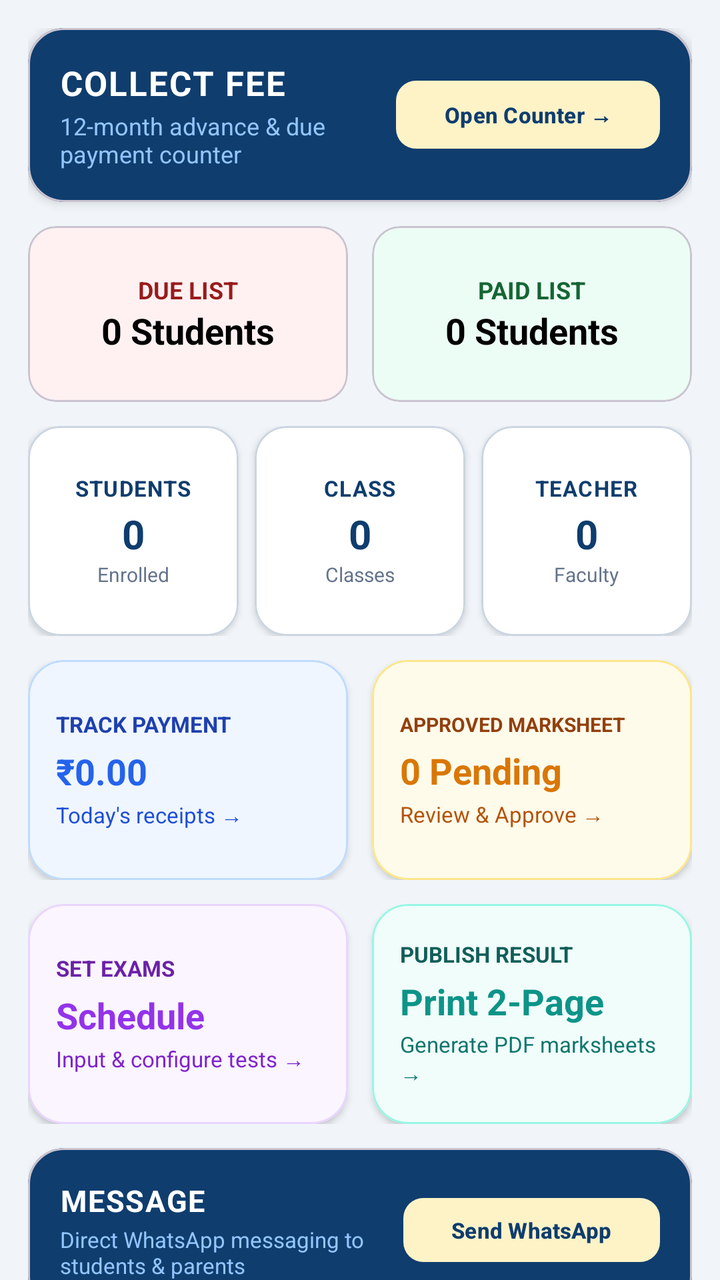
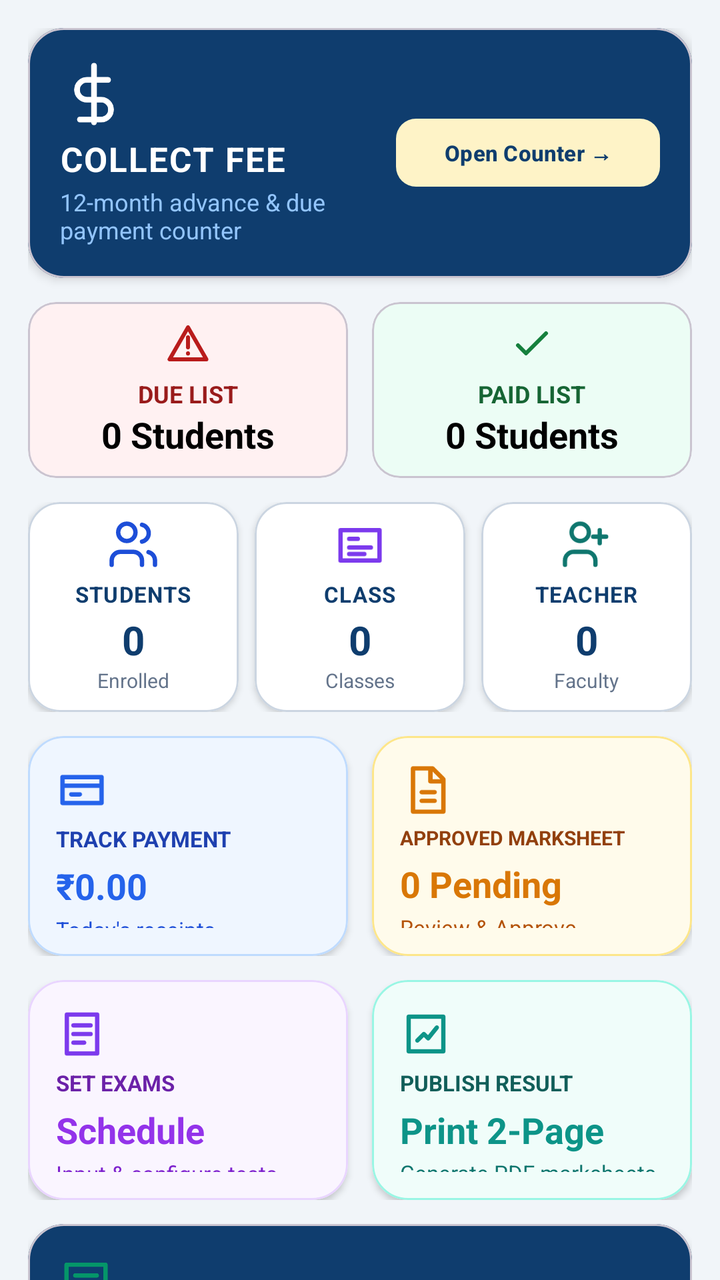

An Android layout rendered at two revisions. The XML below is the earlier revision; the diff shows what the commit changed to produce the second picture.
<!-- AndroidManifest.xml: application theme Theme.SchoolManager -->
<!-- res/layout/fragment_dashboard.xml -->
<?xml version="1.0" encoding="utf-8"?>
<androidx.core.widget.NestedScrollView
    xmlns:android="http://schemas.android.com/apk/res/android"
    xmlns:app="http://schemas.android.com/apk/res-auto"
    android:layout_width="match_parent"
    android:layout_height="match_parent"
    android:background="#F1F5F9">

    <LinearLayout
        android:layout_width="match_parent"
        android:layout_height="wrap_content"
        android:orientation="vertical"
        android:padding="14dp">

        
        <com.google.android.material.card.MaterialCardView
            android:id="@+id/cardCollectFee"
            android:layout_width="match_parent"
            android:layout_height="wrap_content"
            app:cardCornerRadius="18dp"
            app:cardElevation="3dp"
            app:cardBackgroundColor="#0F3D6E">

            <LinearLayout
                android:layout_width="match_parent"
                android:layout_height="wrap_content"
                android:gravity="center_vertical"
                android:orientation="horizontal"
                android:padding="16dp">

                <LinearLayout
                    android:layout_width="0dp"
                    android:layout_height="wrap_content"
                    android:layout_weight="1"
                    android:orientation="vertical">

                    <TextView
                        android:layout_width="wrap_content"
                        android:layout_height="wrap_content"
                        android:text="COLLECT FEE"
                        android:textColor="@android:color/white"
                        android:textSize="17sp"
                        android:letterSpacing="0.04"
                        android:textStyle="bold" />

                    <TextView
                        android:layout_width="wrap_content"
                        android:layout_height="wrap_content"
                        android:layout_marginTop="2dp"
                        android:text="12-month advance &amp; due payment counter"
                        android:textColor="#93C5FD"
                        android:textSize="12sp" />
                </LinearLayout>

                <com.google.android.material.button.MaterialButton
                    android:id="@+id/btnQuickCollect"
                    android:layout_width="wrap_content"
                    android:layout_height="42dp"
                    android:text="Open Counter →"
                    android:textColor="#0F3D6E"
                    android:textSize="11sp"
                    android:textStyle="bold"
                    app:backgroundTint="#FEF3C7"
                    app:cornerRadius="10dp" />
            </LinearLayout>
        </com.google.android.material.card.MaterialCardView>

        <LinearLayout
            android:layout_width="match_parent"
            android:layout_height="wrap_content"
            android:layout_marginTop="12dp"
            android:orientation="horizontal">
            <com.google.android.material.card.MaterialCardView
                android:id="@+id/cardDueList"
                android:layout_width="0dp" android:layout_height="88dp"
                android:layout_weight="1" android:layout_marginEnd="6dp"
                app:cardCornerRadius="14dp" app:cardBackgroundColor="#FFF1F2">
                <LinearLayout android:layout_width="match_parent" android:layout_height="match_parent" android:gravity="center" android:orientation="vertical">
                    <TextView android:layout_width="wrap_content" android:layout_height="wrap_content" android:text="DUE LIST" android:textColor="#991B1B" android:textStyle="bold" android:textSize="12sp" />
                    <TextView android:id="@+id/tvDashboardDueCount" android:layout_width="wrap_content" android:layout_height="wrap_content" android:text="0 Students" android:textColor="#000000" android:textSize="18sp" android:textStyle="bold" />
                </LinearLayout>
            </com.google.android.material.card.MaterialCardView>
            <com.google.android.material.card.MaterialCardView
                android:id="@+id/cardPaidList"
                android:layout_width="0dp" android:layout_height="88dp"
                android:layout_weight="1" android:layout_marginStart="6dp"
                app:cardCornerRadius="14dp" app:cardBackgroundColor="#ECFDF5">
                <LinearLayout android:layout_width="match_parent" android:layout_height="match_parent" android:gravity="center" android:orientation="vertical">
                    <TextView android:layout_width="wrap_content" android:layout_height="wrap_content" android:text="PAID LIST" android:textColor="#166534" android:textStyle="bold" android:textSize="12sp" />
                    <TextView android:id="@+id/tvDashboardPaidCount" android:layout_width="wrap_content" android:layout_height="wrap_content" android:text="0 Students" android:textColor="#000000" android:textSize="18sp" android:textStyle="bold" />
                </LinearLayout>
            </com.google.android.material.card.MaterialCardView>
        </LinearLayout>

        
        <LinearLayout
            android:layout_width="match_parent"
            android:layout_height="wrap_content"
            android:layout_marginTop="12dp"
            android:orientation="horizontal">

            <com.google.android.material.card.MaterialCardView
                android:id="@+id/cardStudents"
                android:layout_width="0dp"
                android:layout_height="105dp"
                android:layout_weight="1"
                android:layout_marginEnd="4dp"
                app:cardCornerRadius="16dp"
                app:cardElevation="2dp"
                app:strokeWidth="1dp"
                app:strokeColor="#CBD5E1"
                app:cardBackgroundColor="@android:color/white">

                <LinearLayout
                    android:layout_width="match_parent"
                    android:layout_height="match_parent"
                    android:gravity="center"
                    android:orientation="vertical"
                    android:padding="6dp">

                    <TextView
                        android:layout_width="wrap_content"
                        android:layout_height="wrap_content"
                        android:text="STUDENTS"
                        android:textColor="#0F3D6E"
                        android:textSize="11sp"
                        android:letterSpacing="0.04"
                        android:textStyle="bold" />

                    <TextView
                        android:id="@+id/tvStudentCount"
                        android:layout_width="wrap_content"
                        android:layout_height="wrap_content"
                        android:layout_marginTop="2dp"
                        android:text="0"
                        android:textColor="#0F3D6E"
                        android:textSize="20sp"
                        android:textStyle="bold" />

                    <TextView
                        android:layout_width="wrap_content"
                        android:layout_height="wrap_content"
                        android:text="Enrolled"
                        android:textColor="#64748B"
                        android:textSize="10sp" />
                </LinearLayout>
            </com.google.android.material.card.MaterialCardView>

            <com.google.android.material.card.MaterialCardView
                android:id="@+id/cardClasses"
                android:layout_width="0dp"
                android:layout_height="105dp"
                android:layout_weight="1"
                android:layout_marginHorizontal="4dp"
                app:cardCornerRadius="16dp"
                app:cardElevation="2dp"
                app:strokeWidth="1dp"
                app:strokeColor="#CBD5E1"
                app:cardBackgroundColor="@android:color/white">

                <LinearLayout
                    android:layout_width="match_parent"
                    android:layout_height="match_parent"
                    android:gravity="center"
                    android:orientation="vertical"
                    android:padding="6dp">

                    <TextView
                        android:layout_width="wrap_content"
                        android:layout_height="wrap_content"
                        android:text="CLASS"
                        android:textColor="#0F3D6E"
                        android:textSize="11sp"
                        android:letterSpacing="0.04"
                        android:textStyle="bold" />

                    <TextView
                        android:id="@+id/tvClassCount"
                        android:layout_width="wrap_content"
                        android:layout_height="wrap_content"
                        android:layout_marginTop="2dp"
                        android:text="0"
                        android:textColor="#0F3D6E"
                        android:textSize="20sp"
                        android:textStyle="bold" />

                    <TextView
                        android:layout_width="wrap_content"
                        android:layout_height="wrap_content"
                        android:text="Classes"
                        android:textColor="#64748B"
                        android:textSize="10sp" />
                </LinearLayout>
            </com.google.android.material.card.MaterialCardView>

            <com.google.android.material.card.MaterialCardView
                android:id="@+id/cardTeachers"
                android:layout_width="0dp"
                android:layout_height="105dp"
                android:layout_weight="1"
                android:layout_marginStart="4dp"
                app:cardCornerRadius="16dp"
                app:cardElevation="2dp"
                app:strokeWidth="1dp"
                app:strokeColor="#CBD5E1"
                app:cardBackgroundColor="@android:color/white">

                <LinearLayout
                    android:layout_width="match_parent"
                    android:layout_height="match_parent"
                    android:gravity="center"
                    android:orientation="vertical"
                    android:padding="6dp">

                    <TextView
                        android:layout_width="wrap_content"
                        android:layout_height="wrap_content"
                        android:text="TEACHER"
                        android:textColor="#0F3D6E"
                        android:textSize="11sp"
                        android:letterSpacing="0.04"
                        android:textStyle="bold" />

                    <TextView
                        android:id="@+id/tvTeacherCount"
                        android:layout_width="wrap_content"
                        android:layout_height="wrap_content"
                        android:layout_marginTop="2dp"
                        android:text="0"
                        android:textColor="#0F3D6E"
                        android:textSize="20sp"
                        android:textStyle="bold" />

                    <TextView
                        android:layout_width="wrap_content"
                        android:layout_height="wrap_content"
                        android:text="Faculty"
                        android:textColor="#64748B"
                        android:textSize="10sp" />
                </LinearLayout>
            </com.google.android.material.card.MaterialCardView>
        </LinearLayout>

        
        <LinearLayout
            android:layout_width="match_parent"
            android:layout_height="wrap_content"
            android:layout_marginTop="12dp"
            android:orientation="horizontal">

            <com.google.android.material.card.MaterialCardView
                android:id="@+id/cardTrackPayment"
                android:layout_width="0dp"
                android:layout_height="110dp"
                android:layout_weight="1"
                android:layout_marginEnd="6dp"
                app:cardCornerRadius="18dp"
                app:cardElevation="2dp"
                app:cardBackgroundColor="#EFF6FF"
                app:strokeWidth="1dp"
                app:strokeColor="#BFDBFE">

                <LinearLayout
                    android:layout_width="match_parent"
                    android:layout_height="match_parent"
                    android:gravity="center_vertical"
                    android:orientation="vertical"
                    android:padding="14dp">

                    <TextView
                        android:layout_width="wrap_content"
                        android:layout_height="wrap_content"
                        android:text="TRACK PAYMENT"
                        android:textColor="#1E40AF"
                        android:textSize="11sp"
                        android:textStyle="bold" />

                    <TextView
                        android:id="@+id/tvDailyCollection"
                        android:layout_width="wrap_content"
                        android:layout_height="wrap_content"
                        android:layout_marginTop="4dp"
                        android:text="₹0.00"
                        android:textColor="#2563EB"
                        android:textSize="18sp"
                        android:textStyle="bold" />

                    <TextView
                        android:layout_width="wrap_content"
                        android:layout_height="wrap_content"
                        android:layout_marginTop="2dp"
                        android:text="Today's receipts →"
                        android:textColor="#1D4ED8"
                        android:textSize="11sp" />
                </LinearLayout>
            </com.google.android.material.card.MaterialCardView>

            <com.google.android.material.card.MaterialCardView
                android:id="@+id/cardApprovedMarksheet"
                android:layout_width="0dp"
                android:layout_height="110dp"
                android:layout_weight="1"
                android:layout_marginStart="6dp"
                app:cardCornerRadius="18dp"
                app:cardElevation="2dp"
                app:cardBackgroundColor="#FFFBEB"
                app:strokeWidth="1dp"
                app:strokeColor="#FDE68A">

                <LinearLayout
                    android:layout_width="match_parent"
                    android:layout_height="match_parent"
                    android:gravity="center_vertical"
                    android:orientation="vertical"
                    android:padding="14dp">

                    <TextView
                        android:layout_width="wrap_content"
                        android:layout_height="wrap_content"
                        android:text="APPROVED MARKSHEET"
                        android:textColor="#92400E"
                        android:textSize="10sp"
                        android:textStyle="bold" />

                    <TextView
                        android:id="@+id/tvPendingMarksheetCount"
                        android:layout_width="wrap_content"
                        android:layout_height="wrap_content"
                        android:layout_marginTop="4dp"
                        android:text="0 Pending"
                        android:textColor="#D97706"
                        android:textSize="18sp"
                        android:textStyle="bold" />

                    <TextView
                        android:layout_width="wrap_content"
                        android:layout_height="wrap_content"
                        android:layout_marginTop="2dp"
                        android:text="Review &amp; Approve →"
                        android:textColor="#B45309"
                        android:textSize="11sp" />
                </LinearLayout>
            </com.google.android.material.card.MaterialCardView>
        </LinearLayout>

        
        <LinearLayout
            android:layout_width="match_parent"
            android:layout_height="wrap_content"
            android:layout_marginTop="12dp"
            android:orientation="horizontal">

            <com.google.android.material.card.MaterialCardView
                android:id="@+id/cardSetExams"
                android:layout_width="0dp"
                android:layout_height="110dp"
                android:layout_weight="1"
                android:layout_marginEnd="6dp"
                app:cardCornerRadius="18dp"
                app:cardElevation="2dp"
                app:cardBackgroundColor="#FAF5FF"
                app:strokeWidth="1dp"
                app:strokeColor="#E9D5FF">

                <LinearLayout
                    android:layout_width="match_parent"
                    android:layout_height="match_parent"
                    android:gravity="center_vertical"
                    android:orientation="vertical"
                    android:padding="14dp">

                    <TextView
                        android:layout_width="wrap_content"
                        android:layout_height="wrap_content"
                        android:text="SET EXAMS"
                        android:textColor="#6B21A8"
                        android:textSize="11sp"
                        android:textStyle="bold" />

                    <TextView
                        android:layout_width="wrap_content"
                        android:layout_height="wrap_content"
                        android:layout_marginTop="4dp"
                        android:text="Schedule"
                        android:textColor="#9333EA"
                        android:textSize="18sp"
                        android:textStyle="bold" />

                    <TextView
                        android:layout_width="wrap_content"
                        android:layout_height="wrap_content"
                        android:layout_marginTop="2dp"
                        android:text="Input &amp; configure tests →"
                        android:textColor="#7E22CE"
                        android:textSize="11sp" />
                </LinearLayout>
            </com.google.android.material.card.MaterialCardView>

            <com.google.android.material.card.MaterialCardView
                android:id="@+id/cardPublishResult"
                android:layout_width="0dp"
                android:layout_height="110dp"
                android:layout_weight="1"
                android:layout_marginStart="6dp"
                app:cardCornerRadius="18dp"
                app:cardElevation="2dp"
                app:cardBackgroundColor="#F0FDFA"
                app:strokeWidth="1dp"
                app:strokeColor="#99F6E4">

                <LinearLayout
                    android:layout_width="match_parent"
                    android:layout_height="match_parent"
                    android:gravity="center_vertical"
                    android:orientation="vertical"
                    android:padding="14dp">

                    <TextView
                        android:layout_width="wrap_content"
                        android:layout_height="wrap_content"
                        android:text="PUBLISH RESULT"
                        android:textColor="#115E59"
                        android:textSize="11sp"
                        android:textStyle="bold" />

                    <TextView
                        android:layout_width="wrap_content"
                        android:layout_height="wrap_content"
                        android:layout_marginTop="4dp"
                        android:text="Print 2-Page"
                        android:textColor="#0D9488"
                        android:textSize="18sp"
                        android:textStyle="bold" />

                    <TextView
                        android:layout_width="wrap_content"
                        android:layout_height="wrap_content"
                        android:layout_marginTop="2dp"
                        android:text="Generate PDF marksheets →"
                        android:textColor="#0F766E"
                        android:textSize="11sp" />
                </LinearLayout>
            </com.google.android.material.card.MaterialCardView>
        </LinearLayout>

        
        <com.google.android.material.card.MaterialCardView
            android:id="@+id/cardMessage"
            android:layout_width="match_parent"
            android:layout_height="wrap_content"
            android:layout_marginTop="12dp"
            android:layout_marginBottom="16dp"
            app:cardCornerRadius="18dp"
            app:cardElevation="3dp"
            app:cardBackgroundColor="#0F3D6E">

            <LinearLayout
                android:layout_width="match_parent"
                android:layout_height="wrap_content"
                android:gravity="center_vertical"
                android:orientation="horizontal"
                android:padding="16dp">

                <LinearLayout
                    android:layout_width="0dp"
                    android:layout_height="wrap_content"
                    android:layout_weight="1"
                    android:orientation="vertical">

                    <TextView
                        android:layout_width="wrap_content"
                        android:layout_height="wrap_content"
                        android:text="MESSAGE"
                        android:textColor="@android:color/white"
                        android:textSize="15sp"
                        android:letterSpacing="0.04"
                        android:textStyle="bold" />

                    <TextView
                        android:layout_width="wrap_content"
                        android:layout_height="wrap_content"
                        android:layout_marginTop="2dp"
                        android:text="Direct WhatsApp messaging to students &amp; parents"
                        android:textColor="#93C5FD"
                        android:textSize="11sp" />
                </LinearLayout>

                <com.google.android.material.button.MaterialButton
                    android:id="@+id/btnOpenMessage"
                    style="@style/Widget.Material3.Button.TonalButton"
                    android:layout_width="wrap_content"
                    android:layout_height="40dp"
                    android:text="Send WhatsApp"
                    android:textColor="#0F3D6E"
                    android:textSize="11sp"
                    android:textStyle="bold"
                    app:backgroundTint="#FEF3C7"
                    app:cornerRadius="10dp" />

            </LinearLayout>
        </com.google.android.material.card.MaterialCardView>

    </LinearLayout>
</androidx.core.widget.NestedScrollView>
<!-- resources referenced by this layout -->
<resources>
  <!-- unchanged entries left out for length: 1 -->
</resources>

<!-- the commit's change to res/layout/fragment_dashboard.xml (unified diff, before → after) -->
@@ -34,6 +34,7 @@
                     android:layout_weight="1"
                     android:orientation="vertical">
 
+                    <ImageView android:layout_width="34dp" android:layout_height="34dp" android:layout_marginBottom="4dp" android:src="@drawable/ic_dash_collect" android:contentDescription="" />
                     <TextView
                         android:layout_width="wrap_content"
                         android:layout_height="wrap_content"
@@ -76,6 +77,7 @@
                 android:layout_weight="1" android:layout_marginEnd="6dp"
                 app:cardCornerRadius="14dp" app:cardBackgroundColor="#FFF1F2">
                 <LinearLayout android:layout_width="match_parent" android:layout_height="match_parent" android:gravity="center" android:orientation="vertical">
+                    <ImageView android:layout_width="24dp" android:layout_height="24dp" android:layout_marginBottom="4dp" android:src="@drawable/ic_dash_due" android:contentDescription="" />
                     <TextView android:layout_width="wrap_content" android:layout_height="wrap_content" android:text="DUE LIST" android:textColor="#991B1B" android:textStyle="bold" android:textSize="12sp" />
                     <TextView android:id="@+id/tvDashboardDueCount" android:layout_width="wrap_content" android:layout_height="wrap_content" android:text="0 Students" android:textColor="#000000" android:textSize="18sp" android:textStyle="bold" />
                 </LinearLayout>
@@ -86,6 +88,7 @@
                 android:layout_weight="1" android:layout_marginStart="6dp"
                 app:cardCornerRadius="14dp" app:cardBackgroundColor="#ECFDF5">
                 <LinearLayout android:layout_width="match_parent" android:layout_height="match_parent" android:gravity="center" android:orientation="vertical">
+                    <ImageView android:layout_width="24dp" android:layout_height="24dp" android:layout_marginBottom="4dp" android:src="@drawable/ic_dash_paid" android:contentDescription="" />
                     <TextView android:layout_width="wrap_content" android:layout_height="wrap_content" android:text="PAID LIST" android:textColor="#166534" android:textStyle="bold" android:textSize="12sp" />
                     <TextView android:id="@+id/tvDashboardPaidCount" android:layout_width="wrap_content" android:layout_height="wrap_content" android:text="0 Students" android:textColor="#000000" android:textSize="18sp" android:textStyle="bold" />
                 </LinearLayout>
@@ -118,6 +121,7 @@
                     android:orientation="vertical"
                     android:padding="6dp">
 
+                    <ImageView android:layout_width="26dp" android:layout_height="26dp" android:layout_marginBottom="4dp" android:src="@drawable/ic_dash_students" android:contentDescription="" />
                     <TextView
                         android:layout_width="wrap_content"
                         android:layout_height="wrap_content"
@@ -165,6 +169,7 @@
                     android:orientation="vertical"
                     android:padding="6dp">
 
+                    <ImageView android:layout_width="26dp" android:layout_height="26dp" android:layout_marginBottom="4dp" android:src="@drawable/ic_dash_class" android:contentDescription="" />
                     <TextView
                         android:layout_width="wrap_content"
                         android:layout_height="wrap_content"
@@ -212,6 +217,7 @@
                     android:orientation="vertical"
                     android:padding="6dp">
 
+                    <ImageView android:layout_width="26dp" android:layout_height="26dp" android:layout_marginBottom="4dp" android:src="@drawable/ic_dash_teacher" android:contentDescription="" />
                     <TextView
                         android:layout_width="wrap_content"
                         android:layout_height="wrap_content"
@@ -267,6 +273,7 @@
                     android:orientation="vertical"
                     android:padding="14dp">
 
+                    <ImageView android:layout_width="26dp" android:layout_height="26dp" android:layout_marginBottom="4dp" android:src="@drawable/ic_dash_payment" android:contentDescription="" />
                     <TextView
                         android:layout_width="wrap_content"
                         android:layout_height="wrap_content"
@@ -314,6 +321,7 @@
                     android:orientation="vertical"
                     android:padding="14dp">
 
+                    <ImageView android:layout_width="26dp" android:layout_height="26dp" android:layout_marginBottom="4dp" android:src="@drawable/ic_dash_marksheet" android:contentDescription="" />
                     <TextView
                         android:layout_width="wrap_content"
                         android:layout_height="wrap_content"
@@ -369,6 +377,7 @@
                     android:orientation="vertical"
                     android:padding="14dp">
 
+                    <ImageView android:layout_width="26dp" android:layout_height="26dp" android:layout_marginBottom="4dp" android:src="@drawable/ic_dash_exam" android:contentDescription="" />
                     <TextView
                         android:layout_width="wrap_content"
                         android:layout_height="wrap_content"
@@ -415,6 +424,7 @@
                     android:orientation="vertical"
                     android:padding="14dp">
 
+                    <ImageView android:layout_width="26dp" android:layout_height="26dp" android:layout_marginBottom="4dp" android:src="@drawable/ic_dash_result" android:contentDescription="" />
                     <TextView
                         android:layout_width="wrap_content"
                         android:layout_height="wrap_content"
@@ -467,6 +477,7 @@
                     android:layout_weight="1"
                     android:orientation="vertical">
 
+                    <ImageView android:layout_width="26dp" android:layout_height="26dp" android:layout_marginBottom="4dp" android:src="@drawable/ic_dash_message" android:contentDescription="" />
                     <TextView
                         android:layout_width="wrap_content"
                         android:layout_height="wrap_content"
<!-- resource entries referenced after the edit -->
@@ -1,5 +1,27 @@
 <!-- resources referenced by this layout -->
 <resources>
+  <!-- drawable ic_dash_class (drawable) -->
+  <vector xmlns:android="http://schemas.android.com/apk/res/android" android:width="24dp" android:height="24dp" android:viewportWidth="24" android:viewportHeight="24"><path android:fillColor="@android:color/transparent" android:strokeColor="#7C3AED" android:strokeWidth="2" android:strokeLineCap="round" android:strokeLineJoin="round" android:pathData="M3 5h18v14H3zM7 9h4m-4 4h10m-10 3h7"/></vector>
+  <!-- drawable ic_dash_collect (drawable) -->
+  <vector xmlns:android="http://schemas.android.com/apk/res/android" android:width="24dp" android:height="24dp" android:viewportWidth="24" android:viewportHeight="24"><path android:fillColor="@android:color/transparent" android:strokeColor="#FFFFFF" android:strokeWidth="2" android:strokeLineCap="round" android:strokeLineJoin="round" android:pathData="M12 2v20m5-15H9.5a3.5 3.5 0 0 0 0 7h5a3.5 3.5 0 0 1 0 7H7"/></vector>
+  <!-- drawable ic_dash_due (drawable) -->
+  <vector xmlns:android="http://schemas.android.com/apk/res/android" android:width="24dp" android:height="24dp" android:viewportWidth="24" android:viewportHeight="24"><path android:fillColor="@android:color/transparent" android:strokeColor="#B91C1C" android:strokeWidth="2" android:strokeLineCap="round" android:strokeLineJoin="round" android:pathData="M12 3 2.8 19h18.4L12 3zm0 5v5m0 3v.1"/></vector>
+  <!-- drawable ic_dash_exam (drawable) -->
+  <vector xmlns:android="http://schemas.android.com/apk/res/android" android:width="24dp" android:height="24dp" android:viewportWidth="24" android:viewportHeight="24"><path android:fillColor="@android:color/transparent" android:strokeColor="#7C3AED" android:strokeWidth="2" android:strokeLineCap="round" android:strokeLineJoin="round" android:pathData="M5 3h14v18H5zM8 8h8m-8 4h8m-8 4h5"/></vector>
+  <!-- drawable ic_dash_marksheet (drawable) -->
+  <vector xmlns:android="http://schemas.android.com/apk/res/android" android:width="24dp" android:height="24dp" android:viewportWidth="24" android:viewportHeight="24"><path android:fillColor="@android:color/transparent" android:strokeColor="#D97706" android:strokeWidth="2" android:strokeLineCap="round" android:strokeLineJoin="round" android:pathData="M6 2h9l5 5v15H6zM14 2v6h6m-10 5h6m-6 4h6"/></vector>
+  <!-- drawable ic_dash_message (drawable) -->
+  <vector xmlns:android="http://schemas.android.com/apk/res/android" android:width="24dp" android:height="24dp" android:viewportWidth="24" android:viewportHeight="24"><path android:fillColor="@android:color/transparent" android:strokeColor="#059669" android:strokeWidth="2" android:strokeLineCap="round" android:strokeLineJoin="round" android:pathData="M3 4h18v14H8l-5 4zM7 9h10m-10 4h7"/></vector>
+  <!-- drawable ic_dash_paid (drawable) -->
+  <vector xmlns:android="http://schemas.android.com/apk/res/android" android:width="24dp" android:height="24dp" android:viewportWidth="24" android:viewportHeight="24"><path android:fillColor="@android:color/transparent" android:strokeColor="#15803D" android:strokeWidth="2" android:strokeLineCap="round" android:strokeLineJoin="round" android:pathData="M5 12l4 4L19 6"/></vector>
+  <!-- drawable ic_dash_payment (drawable) -->
+  <vector xmlns:android="http://schemas.android.com/apk/res/android" android:width="24dp" android:height="24dp" android:viewportWidth="24" android:viewportHeight="24"><path android:fillColor="@android:color/transparent" android:strokeColor="#2563EB" android:strokeWidth="2" android:strokeLineCap="round" android:strokeLineJoin="round" android:pathData="M3 6h18v12H3zM3 10h18m-14 4h4"/></vector>
+  <!-- drawable ic_dash_result (drawable) -->
+  <vector xmlns:android="http://schemas.android.com/apk/res/android" android:width="24dp" android:height="24dp" android:viewportWidth="24" android:viewportHeight="24"><path android:fillColor="@android:color/transparent" android:strokeColor="#0D9488" android:strokeWidth="2" android:strokeLineCap="round" android:strokeLineJoin="round" android:pathData="M4 4h16v16H4zM8 15l3-3 2 2 4-5"/></vector>
+  <!-- drawable ic_dash_students (drawable) -->
+  <vector xmlns:android="http://schemas.android.com/apk/res/android" android:width="24dp" android:height="24dp" android:viewportWidth="24" android:viewportHeight="24"><path android:fillColor="@android:color/transparent" android:strokeColor="#1D4ED8" android:strokeWidth="2" android:strokeLineCap="round" android:strokeLineJoin="round" android:pathData="M16 21v-2a4 4 0 0 0-4-4H6a4 4 0 0 0-4 4v2m7-11a4 4 0 1 0 0-8 4 4 0 0 0 0 8zm7-7.5a4 4 0 0 1 0 7.8M22 21v-2a4 4 0 0 0-3-3.87"/></vector>
+  <!-- drawable ic_dash_teacher (drawable) -->
+  <vector xmlns:android="http://schemas.android.com/apk/res/android" android:width="24dp" android:height="24dp" android:viewportWidth="24" android:viewportHeight="24"><path android:fillColor="@android:color/transparent" android:strokeColor="#0F766E" android:strokeWidth="2" android:strokeLineCap="round" android:strokeLineJoin="round" android:pathData="M16 21v-2a4 4 0 0 0-4-4H6a4 4 0 0 0-4 4v2m7-11a4 4 0 1 0 0-8 4 4 0 0 0 0 8zm9-5v6m-3-3h6"/></vector>
   <!-- unchanged entries left out for length: 1 -->
 </resources>
 
